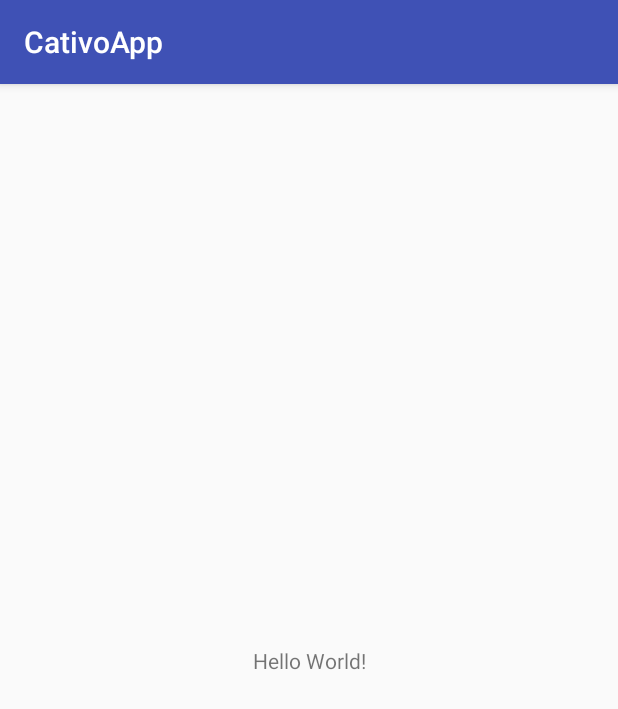
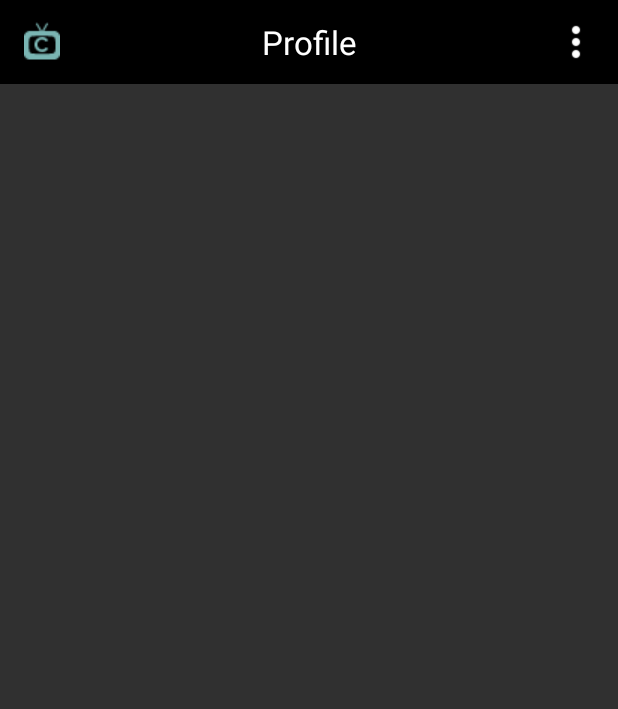
Before and after one commit to CliversonObrzut/cativo, an Android app: the screen it shows after launch (MainActivity), on a phone screen of 412 x 824 dp. Shown: the top 709 px of the screen. Run offline under Robolectric (Android 15) with nearby library versions, the phone set to English and light mode, and no system bars.

Commit message:
Created the Cativo logo and generated the Toolbar

```diff
--- a/app/build.gradle
+++ b/app/build.gradle
@@ -5,7 +5,7 @@ android {
     buildToolsVersion "26.0.0"
     defaultConfig {
         applicationId "ait.cativoapp"
-        minSdkVersion 15
+        minSdkVersion 24
         targetSdkVersion 26
         versionCode 1
         versionName "1.0"
@@ -17,10 +17,12 @@ android {
             proguardFiles getDefaultProguardFile('proguard-android.txt'), 'proguard-rules.pro'
         }
     }
+    productFlavors {
+    }
 }
 
 dependencies {
-    compile fileTree(dir: 'libs', include: ['*.jar'])
+    compile fileTree(include: ['*.jar'], dir: 'libs')
     androidTestCompile('com.android.support.test.espresso:espresso-core:2.2.2', {
         exclude group: 'com.android.support', module: 'support-annotations'
     })
--- a/app/src/main/AndroidManifest.xml
+++ b/app/src/main/AndroidManifest.xml
@@ -1,6 +1,8 @@
 <?xml version="1.0" encoding="utf-8"?>
 <manifest xmlns:android="http://schemas.android.com/apk/res/android"
           package="ait.cativoapp">
+
+    <uses-permission android:name="android.permission.INTERNET"></uses-permission>
 
     <application
         android:allowBackup="true"
@@ -8,7 +10,7 @@
         android:label="@string/app_name"
         android:roundIcon="@mipmap/ic_launcher_round"
         android:supportsRtl="true"
-        android:theme="@style/AppTheme">
+        android:theme="@style/CativoTheme">
         <activity android:name=".MainActivity">
             <intent-filter>
                 <action android:name="android.intent.action.MAIN"/>
--- a/app/src/main/java/ait/cativoapp/MainActivity.java
+++ b/app/src/main/java/ait/cativoapp/MainActivity.java
@@ -2,6 +2,9 @@ package ait.cativoapp;
 
 import android.support.v7.app.AppCompatActivity;
 import android.os.Bundle;
+import android.support.v7.widget.Toolbar;
+import android.view.Menu;
+import android.view.View;
 
 public class MainActivity extends AppCompatActivity
 {
@@ -11,5 +14,23 @@ public class MainActivity extends AppCompatActivity
     {
         super.onCreate(savedInstanceState);
         setContentView(R.layout.activity_main);
+
+        Toolbar toolbar = (Toolbar) findViewById(R.id.toolbar);
+        setSupportActionBar(toolbar);
+
+        //getSupportActionBar().setDisplayHomeAsUpEnabled(true);
+        //getSupportActionBar().setDisplayShowHomeEnabled(true);
+        getSupportActionBar().setDisplayShowTitleEnabled(false);
+
+        // TODO: Set Cativo logo after designed
+        getSupportActionBar().setIcon(R.drawable.cativo_logo_24px);
+    }
+
+    @Override
+    public boolean onCreateOptionsMenu(Menu menu)
+    {
+        // create menu from xml to java objects, add to menu (parent group)
+        getMenuInflater().inflate(R.menu.navigation, menu);
+        return super.onCreateOptionsMenu(menu);
     }
 }
--- /dev/null
+++ b/app/src/main/res/drawable/ic_search_black_24dp.xml
@@ -0,0 +1,9 @@
+<vector xmlns:android="http://schemas.android.com/apk/res/android"
+        android:width="24dp"
+        android:height="24dp"
+        android:viewportWidth="24.0"
+        android:viewportHeight="24.0">
+    <path
+        android:fillColor="#FFFFFFFF"
+        android:pathData="M15.5,14h-0.79l-0.28,-0.27C15.41,12.59 16,11.11 16,9.5 16,5.91 13.09,3 9.5,3S3,5.91 3,9.5 5.91,16 9.5,16c1.61,0 3.09,-0.59 4.23,-1.57l0.27,0.28v0.79l5,4.99L20.49,19l-4.99,-5zM9.5,14C7.01,14 5,11.99 5,9.5S7.01,5 9.5,5 14,7.01 14,9.5 11.99,14 9.5,14z"/>
+</vector>
--- a/app/src/main/res/layout/activity_main.xml
+++ b/app/src/main/res/layout/activity_main.xml
@@ -7,13 +7,25 @@
     android:layout_height="match_parent"
     tools:context="ait.cativoapp.MainActivity">
 
-    <TextView
-        android:layout_width="wrap_content"
+    <android.support.v7.widget.Toolbar
+        android:id="@+id/toolbar"
+        android:layout_width="0dp"
         android:layout_height="wrap_content"
-        android:text="Hello World!"
-        app:layout_constraintBottom_toBottomOf="parent"
+        android:background="@android:color/background_dark"
+        android:minHeight="?attr/actionBarSize"
         app:layout_constraintLeft_toLeftOf="parent"
         app:layout_constraintRight_toRightOf="parent"
-        app:layout_constraintTop_toTopOf="parent"/>
+        app:layout_constraintTop_toTopOf="parent"
+        app:layout_constraintHorizontal_bias="0.0">
 
+        <TextView
+            android:layout_width="wrap_content"
+            android:layout_height="wrap_content"
+            android:text="@string/title_profile"
+            android:textSize="10pt"
+            android:textColor="@android:color/background_light"
+            android:layout_gravity="center"
+            android:id="@+id/toolbar_title"
+            />
+    </android.support.v7.widget.Toolbar>
 </android.support.constraint.ConstraintLayout>
--- /dev/null
+++ b/app/src/main/res/menu/navigation.xml
@@ -0,0 +1,52 @@
+<?xml version="1.0" encoding="utf-8"?>
+<menu xmlns:tools="http://schemas.android.com/tools"
+      xmlns:android="http://schemas.android.com/apk/res/android"
+      xmlns:app="http://schemas.android.com/apk/res-auto"
+      tools:context=".activities.BaseActivity">
+    <item
+        android:id="@+id/toolbar_menu"
+        android:icon="@drawable/menu_white_24dp"
+        android:title="Menu"
+        app:showAsAction="always"
+        >
+        <menu>
+            <item
+                android:id="@+id/navigation_profile"
+                android:icon="@drawable/profile_white_24"
+                android:title="@string/title_profile"
+                app:showAsAction="never"/>
+
+            <item
+                android:id="@+id/navigation_explore"
+                android:icon="@drawable/explore_white_24"
+                android:title="@string/title_explore"
+                app:showAsAction="never"/>
+
+            <item
+                android:id="@+id/navigation_watch"
+                android:icon="@drawable/watch_white_24"
+                android:title="@string/title_watch"
+                app:showAsAction="never"/>
+
+            <item
+                android:id="@+id/navigation_calendar"
+                android:icon="@drawable/calendar_white_24"
+                android:title="@string/title_calendar"
+                app:showAsAction="never"/>
+
+            <item
+                android:id="@+id/navigation_settings"
+                android:icon="@drawable/settings_white_24"
+                android:title="@string/title_settings"
+                app:showAsAction="never"/>
+
+            <item
+                android:id="@+id/navigation_logout"
+                android:icon="@drawable/logout_white_24"
+                android:title="@string/title_logout"
+                app:showAsAction="never"/>
+        </menu>
+    </item>
+
+
+</menu>
--- a/app/src/main/res/values/colors.xml
+++ b/app/src/main/res/values/colors.xml
@@ -1,6 +1,9 @@
 <?xml version="1.0" encoding="utf-8"?>
 <resources>
-    <color name="colorPrimary">#3F51B5</color>
+<!--    <color name="colorPrimary">#3F51B5</color>
     <color name="colorPrimaryDark">#303F9F</color>
-    <color name="colorAccent">#FF4081</color>
+    <color name="colorAccent">#FF4081</color>-->
+
+    <!-- Cativo color definition -->
+    <color name="cativoColorBorder">#c1b508</color>
 </resources>
--- a/app/src/main/res/values/strings.xml
+++ b/app/src/main/res/values/strings.xml
@@ -1,3 +1,10 @@
 <resources>
-    <string name="app_name">CativoApp</string>
+    <string name="app_name">CATIVO</string>
+    <string name="title_profile">Profile</string>
+    <string name="title_explore">Explore</string>
+    <string name="title_watch">ToWatch</string>
+    <string name="title_calendar">Calendar</string>
+    <string name="title_settings">Settings</string>
+    <string name="title_login">Login</string>
+    <string name="title_logout">Logout</string>
 </resources>
--- a/app/src/main/res/values/styles.xml
+++ b/app/src/main/res/values/styles.xml
@@ -1,11 +1,22 @@
 <resources>
 
     <!-- Base application theme. -->
-    <style name="AppTheme" parent="Theme.AppCompat.Light.DarkActionBar">
-        <!-- Customize your theme here. -->
+<!--    <style name="AppTheme" parent="Theme.AppCompat.Light.DarkActionBar">
+        &lt;!&ndash; Customize your theme here. &ndash;&gt;
         <item name="colorPrimary">@color/colorPrimary</item>
         <item name="colorPrimaryDark">@color/colorPrimaryDark</item>
         <item name="colorAccent">@color/colorAccent</item>
+    </style>-->
+
+    <!-- Cativo application theme. -->
+    <style name="CativoTheme" parent="Theme.AppCompat.NoActionBar">
+        <item name="actionOverflowMenuStyle">@style/OverflowMenu</item>
+    </style>
+
+    <style name="OverflowMenu" parent="Widget.AppCompat.PopupMenu.Overflow" >
+        <item name="overlapAnchor">false</item>
+        <item name="android:overlapAnchor">false</item>
+        <item name="android:dropDownWidth">240dp</item>
     </style>
 
 </resources>
```
Also changed, not shown: app/src/main/res/drawable/calendar_white_24.png (added), app/src/main/res/drawable/cativo_logo_100px.png (added), app/src/main/res/drawable/cativo_logo_24px.png (added), app/src/main/res/drawable/explore_white_24.png (added), app/src/main/res/drawable/login_white_24.png (added), app/src/main/res/drawable/logout_white_24.png (added), app/src/main/res/drawable/menu_white_24dp.png (added), app/src/main/res/drawable/profile_white_24.png (added), app/src/main/res/drawable/settings_white_24.png (added), app/src/main/res/drawable/watch_white_24.png (added), 1 other file.
